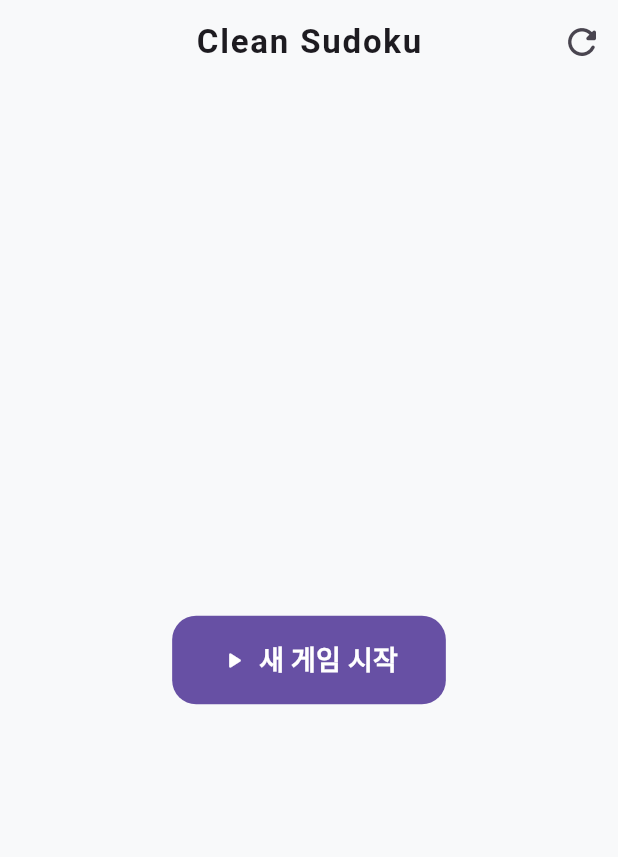
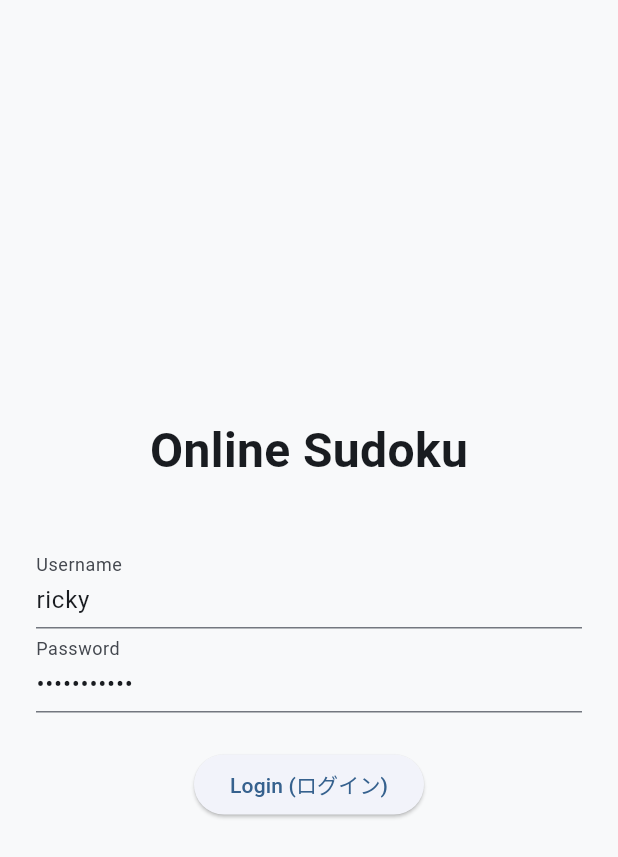
Before and after one commit to IAmRickyChoi/sudoku999-dev, a Flutter app: the screen it shows after launch, on a phone screen of 412 x 824 dp. Shown: the top 857 px of the screen. Run offline on Flutter 3.47's test engine with Material 3 defaults, Android fonts, the phone set to English and light mode, and no system bars; our stand-ins replace flutter_riverpod, go_router, isar_community, riverpod_annotation; accounts and stored records are empty; generated files the repository leaves out were written again; Roboto replaces fonts that are missing (Pretendard).

Commit message:
feat : auth,menu #2

```diff
--- /dev/null
+++ b/lib/core/router/app_router.dart
@@ -0,0 +1,28 @@
+import 'package:flutter/material.dart';
+import 'package:go_router/go_router.dart';
+import 'package:flutter_riverpod/flutter_riverpod.dart';
+import 'package:sudoku_999/features/auth/presentation/providers/auth_notifier.dart';
+import 'package:sudoku_999/features/auth/presentation/screens/login_screen.dart';
+import 'package:sudoku_999/features/game/presentation/screens/game_screen.dart';
+import 'package:sudoku_999/features/menu/presentation/screens/menu_screen.dart';
+
+final routerProvider = Provider<GoRouter>((ref) {
+  final authState = ref.watch(authProvider);
+
+  return GoRouter(
+    initialLocation: '/login',
+    redirect: (context, state) {
+      final isAuth = authState.value != null;
+      final isLoggingIn = state.uri.toString() == '/login';
+
+      if (!isAuth && !isLoggingIn) return '/login';
+      if (isAuth && isLoggingIn) return '/menu';
+      return null;
+    },
+    routes: [
+      GoRoute(path: '/login', builder: (context, state) => const LoginScreen()),
+      GoRoute(path: '/menu', builder: (context, state) => const MenuScreen()),
+      GoRoute(path: '/game', builder: (context, state) => const GameScreen()),
+    ],
+  );
+});
--- /dev/null
+++ b/lib/features/auth/data/repositories/auth_repository_impl.dart
@@ -0,0 +1,30 @@
+import 'dart:convert';
+import 'package:http/http.dart' as http;
+import 'package:sudoku_999/features/auth/domain/entities/user.dart';
+import 'package:sudoku_999/features/auth/domain/repositories/auth_repository.dart';
+
+class AuthRepositoryImpl implements AuthRepository {
+  // NAS의 IP 주소로 변경하세요. (에뮬레이터 테스트 시 로컬호스트 사용)
+  final String baseUrl = 'http://10.0.2.2:8080/api';
+
+  @override
+  Future<User> login(String username, String password) async {
+    final response = await http.post(
+      Uri.parse('$baseUrl/login'),
+      headers: {'Content-Type': 'application/json'},
+      body: jsonEncode({'username': username, 'password': password}),
+    );
+
+    if (response.statusCode == 200) {
+      final data = jsonDecode(response.body);
+      return User(username: data['username'], token: data['token']);
+    } else {
+      throw Exception('Login failed');
+    }
+  }
+
+  @override
+  Future<void> logout() async {
+    // 로컬 스토리지 등에 저장된 토큰을 지우는 로직 추가 가능
+  }
+}
--- /dev/null
+++ b/lib/features/auth/domain/entities/user.dart
@@ -0,0 +1,6 @@
+class User {
+  final String username;
+  final String token;
+
+  User({required this.username, required this.token});
+}
--- /dev/null
+++ b/lib/features/auth/domain/repositories/auth_repository.dart
@@ -0,0 +1,6 @@
+import 'package:sudoku_999/features/auth/domain/entities/user.dart';
+
+abstract interface class AuthRepository {
+  Future<User> login(String username, String password);
+  Future<void> logout();
+}
--- /dev/null
+++ b/lib/features/auth/presentation/screens/login_screen.dart
@@ -0,0 +1,57 @@
+import 'package:flutter/material.dart';
+import 'package:flutter_riverpod/flutter_riverpod.dart';
+import 'package:sudoku_999/features/auth/presentation/providers/auth_notifier.dart';
+
+class LoginScreen extends ConsumerStatefulWidget {
+  const LoginScreen({super.key});
+
+  @override
+  ConsumerState<LoginScreen> createState() => _LoginScreenState();
+}
+
+class _LoginScreenState extends ConsumerState<LoginScreen> {
+  final _idController = TextEditingController(text: 'ricky');
+  final _pwController = TextEditingController(text: 'password123');
+
+  @override
+  Widget build(BuildContext context) {
+    final authState = ref.watch(authProvider);
+
+    return Scaffold(
+      body: Padding(
+        padding: const EdgeInsets.all(24.0),
+        child: Column(
+          mainAxisAlignment: MainAxisAlignment.center,
+          children: [
+            const Text(
+              'Online Sudoku',
+              style: TextStyle(fontSize: 32, fontWeight: FontWeight.bold),
+            ),
+            const SizedBox(height: 40),
+            TextField(
+              controller: _idController,
+              decoration: const InputDecoration(labelText: 'Username'),
+            ),
+            TextField(
+              controller: _pwController,
+              decoration: const InputDecoration(labelText: 'Password'),
+              obscureText: true,
+            ),
+            const SizedBox(height: 24),
+            if (authState.isLoading)
+              const CircularProgressIndicator()
+            else
+              ElevatedButton(
+                onPressed: () {
+                  ref
+                      .read(authProvider.notifier)
+                      .login(_idController.text, _pwController.text);
+                },
+                child: const Text('Login (ログイン)'),
+              ),
+          ],
+        ),
+      ),
+    );
+  }
+}
--- a/lib/main.dart
+++ b/lib/main.dart
@@ -2,39 +2,56 @@ import 'package:flutter/material.dart';
 import 'package:flutter_riverpod/flutter_riverpod.dart';
 import 'package:isar_community/isar.dart';
 import 'package:path_provider/path_provider.dart';
+import 'package:sudoku_999/core/router/app_router.dart';
 import 'package:sudoku_999/features/game/data/models/game_session_model.dart';
 import 'package:sudoku_999/features/game/presentation/providers/game_providers.dart';
-import 'package:sudoku_999/features/game/presentation/screens/game_screen.dart';
 
 void main() async {
+  // 1. Flutter 바인딩 초기화 (バインディング初期化)
+  // 비동기 작업(Isar 초기화 등)을 main에서 수행하기 위해 반드시 필요합니다.
   WidgetsFlutterBinding.ensureInitialized();
+
+  // 2. Isar 데이터베이스 초기화 (データベース初期化)
+  // 기기 내부 저장소 경로를 가져와서 GameSessionModel 스키마를 사용하는 Isar 인스턴스를 오픈합니다.
   final dir = await getApplicationDocumentsDirectory();
-
-  final isar = await Isar.open([GameSessionModelSchema], directory: dir.path);
+  final isarInstance = await Isar.open([
+    GameSessionModelSchema,
+  ], directory: dir.path);
 
   runApp(
+    // 3. ProviderScope 설정 (프로바이더 범위 설정)
+    // Riverpod을 사용하기 위해 앱 전체를 감쌉니다.
+    // isarProvider의 UnimplementedError를 실제 생성된 인스턴스로 오버라이드(上書き)합니다.
     ProviderScope(
-      overrides: [isarProvider.overrideWithValue(isar)],
+      overrides: [isarProvider.overrideWithValue(isarInstance)],
       child: const MyApp(),
     ),
   );
 }
 
-class MyApp extends StatelessWidget {
-  const MyApp({Key? key}) : super(key: key);
+class MyApp extends ConsumerWidget {
+  const MyApp({super.key});
 
   @override
-  Widget build(BuildContext context) {
-    return MaterialApp(
-      title: '클린 아키텍처 스도쿠',
-      debugShowCheckedModeBanner: false, // 오른쪽 위 디버그 띠 없애기
+  Widget build(BuildContext context, WidgetRef ref) {
+    // 4. AppRouter 구독 (ルーターの購読)
+    // 인증 상태에 따라 리다이렉션 로직이 포함된 GoRouter 설정을 가져옵니다.
+    final router = ref.watch(routerProvider);
+
+    return MaterialApp.router(
+      title: 'Clean Sudoku Online',
+      debugShowCheckedModeBanner: false,
+
+      // 테마 설정 (テーマ設定)
       theme: ThemeData(
-        primarySwatch: Colors.blue,
-        // Material 3 디자인 적용
         useMaterial3: true,
+        colorSchemeSeed: Colors.blue,
+        fontFamily: 'Pretendard', // 혹은 원하는 폰트
+        scaffoldBackgroundColor: const Color(0xFFF8F9FA),
       ),
-      // 시작 화면을 우리가 만든 GameScreen으로 설정합니다.
-      home: const GameScreen(),
+
+      // GoRouter 연결 (GoRouterの連結)
+      routerConfig: router,
     );
   }
 }
--- a/pubspec.yaml
+++ b/pubspec.yaml
@@ -39,6 +39,8 @@ dependencies:
   path_provider: ^2.1.3
   flutter_riverpod: ^3.1.0
   riverpod_annotation: ^4.0.0
+  go_router: ^17.2.0
+  http: ^1.6.0
 
 dev_dependencies:
   flutter_test:
```
Also changed, not shown: lib/features/auth/presentation/providers/auth_notifier.dart (added, +28 -0 lines), lib/features/menu/presentation/screens/menu_screen.dart (added, +57 -0 lines), lib/features/auth/presentation/providers/auth_notifier.g.dart (added), pubspec.lock.
